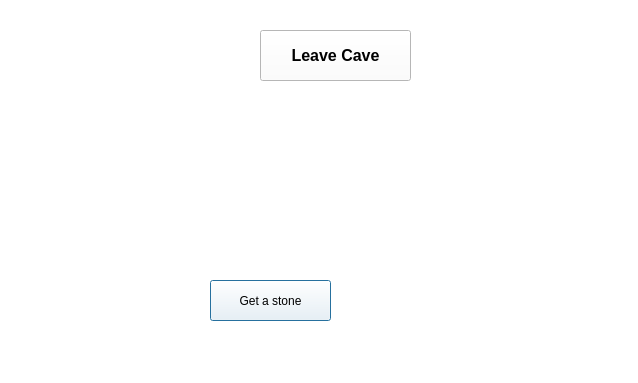
Qt form quarry.ui (Makxior/QTGame) before a commit.
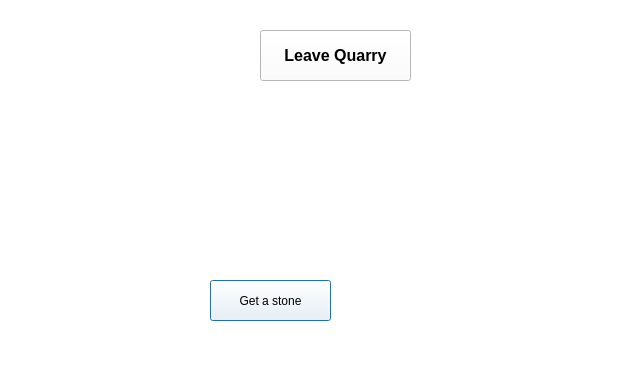
The same form after that commit. Icons and pictures are not drawn.

What changed in the file:
```diff
--- a/quarry.ui
+++ b/quarry.ui
@@ -133,7 +133,7 @@
     </font>
    </property>
    <property name="text">
-    <string>Leave Cave</string>
+    <string>Leave Quarry</string>
    </property>
   </widget>
  </widget>
```
Left out of the diff: 14 changed lines with no effect on the pictures.
